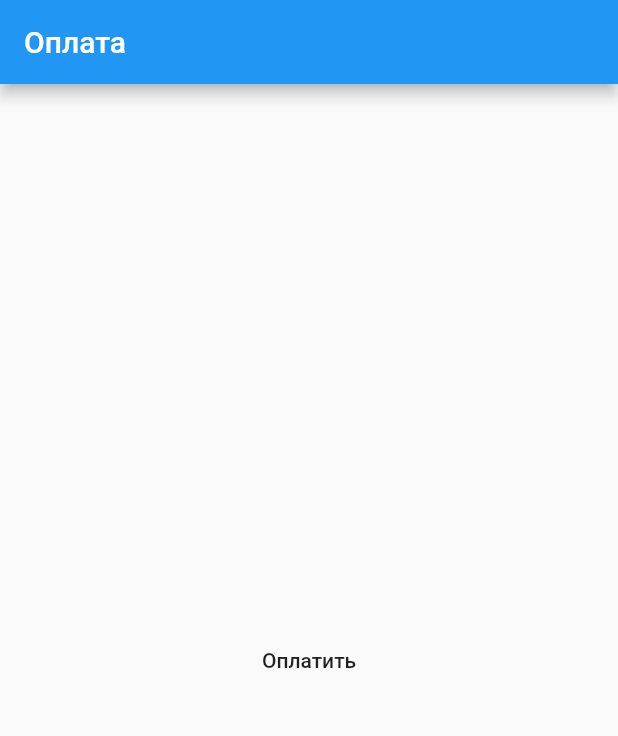
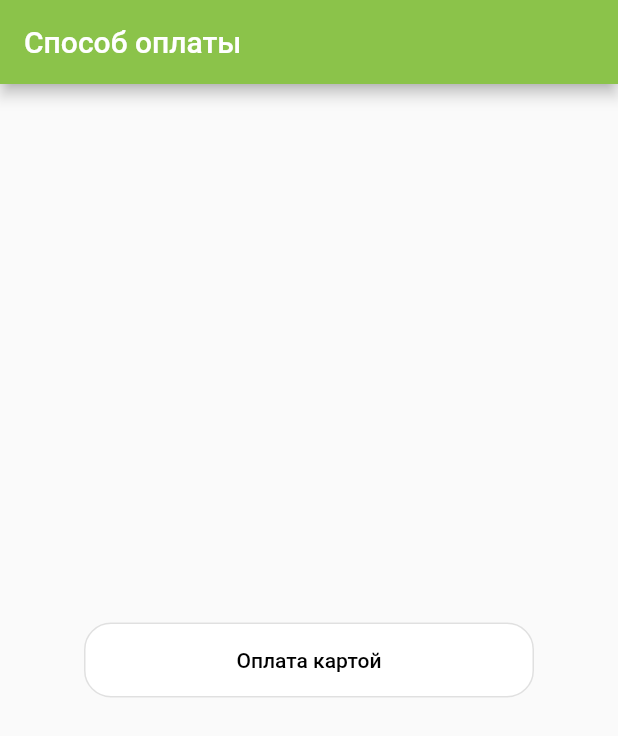
Before and after one commit to MILkgiFter/flutter-project-payment-page, a Flutter app: the screen it shows after launch, on a phone screen of 412 x 824 dp. Shown: the top 736 px of the screen. Run offline on Flutter 3.47's test engine with Material 2 defaults, Android fonts, the phone set to English and light mode, and no system bars.

Commit message:
ya daun tupoy

```diff
--- a/lib/main.dart
+++ b/lib/main.dart
@@ -1,70 +1,167 @@
 import 'package:flutter/material.dart';
-import 'package:flutter_braintree/flutter_braintree.dart';
 
+void main() {
+  runApp(MyApp());
+}
+class MyAlertDialogTheme {
+  static final ThemeData theme = ThemeData(
+    dialogTheme: DialogTheme(
+      backgroundColor: Colors.white, // цвет фона
+      titleTextStyle: TextStyle(color: Colors.black), // цвет текста заголовка
+      contentTextStyle: TextStyle(color: Colors.black), // цвет текста содержимого
+    ),
 
-void main() => runApp(MyApp());
+  );
+}
 
 class MyApp extends StatelessWidget {
   @override
   Widget build(BuildContext context) {
     return MaterialApp(
-      title: 'Braintree Payment Demo',
-      home: PaymentPage(),
+      theme: MyAlertDialogTheme.theme,
+      title: 'Пример приложения',
+      home: MyHomePage(),
     );
   }
 }
 
-class PaymentPage extends StatefulWidget {
+class MyHomePage extends StatefulWidget {
+  const MyHomePage({Key? key}) : super(key: key);
+
   @override
-  _PaymentPageState createState() => _PaymentPageState();
+  _MyHomePageState createState() => _MyHomePageState();
 }
 
-class _PaymentPageState extends State<PaymentPage> {
-  @override
-  void initState() {
-    super.initState();
-    initBraintreePayment();
-  }
+class _MyHomePageState extends State<MyHomePage> {
+  bool _isDialogVisible = false;
 
-  Future<void> initBraintreePayment() async {
-    await FlutterBraintree.initialize('sandbox_8hw2fynb_5r8rv5ztbjkbvc2j');
-  }
+  void _showDialog() {
+    showDialog(
 
-  Future<void> handleBraintreePayment() async {
-    var request = BraintreeDropInRequest(
-      tokenizationKey: 'sandbox_8hw2fynb_5r8rv5ztbjkbvc2j',
-      collectDeviceData: true,
-      googlePaymentRequest: BraintreeGooglePaymentRequest(
-        totalPrice: '10.00',
-        currencyCode: 'USD',
-        billingAddressRequired: false,
-      ),
-      paypalRequest: BraintreePayPalRequest(
-        amount: '10.00',
-        currencyCode: 'USD',
-      ),
-    );
-    BraintreeDropInResult result = await FlutterBraintree.dropInResult(request);
-    if (result != null) {
-      print(result.paymentMethodNonce.nonce);
-      // Отправьте nonce на сервер для обработки платежа
-    }
+      context: context,
+      builder: (BuildContext context) {
+        return AlertDialog(
+          shape: RoundedRectangleBorder(
+            borderRadius: BorderRadius.circular(10),
+          ),
+          title: Text("Страница оплаты"),
+          content: Column(
+            mainAxisSize: MainAxisSize.min,
+            children: [
+              TextFormField(
+                decoration: InputDecoration(
+                  border: OutlineInputBorder(
+                    borderRadius: BorderRadius.circular(10),
+                  ),
+                  hintText: "Номер карты",
+                ),
+              ),
+              SizedBox(height: 10),
+              Row(
+                mainAxisAlignment: MainAxisAlignment.spaceBetween,
+                children: [
+                  Expanded(
+                    child: TextFormField(
+                      decoration: InputDecoration(
+                        border: OutlineInputBorder(
+                          borderRadius: BorderRadius.circular(10),
+                        ),
+                        hintText: "MM/YY",
+                      ),
+                    ),
+                  ),
+                  SizedBox(width: 10),
+                  Expanded(
+                    child: TextFormField(
+                      decoration: InputDecoration(
+                        border: OutlineInputBorder(
+                          borderRadius: BorderRadius.circular(10),
+                        ),
+                        hintText: "CVV",
+                      ),
+                    ),
+                  ),
+                ],
+              ),
+            ],
+          ),
+
+
+          actions: [
+            TextButton(
+              child: Text("Отмена"),
+              onPressed: () {
+                setState(() {
+                  _isDialogVisible = false;
+                });
+                Navigator.of(context).pop();
+              },
+            ),
+            TextButton(
+              child: Text("Подтвердить"),
+              onPressed: () {
+                // Действия при подтверждении
+                setState(() {
+                  _isDialogVisible = false;
+                });
+                Navigator.of(context).pop();
+              },
+            ),
+          ],
+        );
+      },
+    ).then((value) {
+      // Обработка результата
+      print("Dialog result: $value");
+    });
+
+    setState(() {
+      _isDialogVisible = true;
+    });
   }
 
   @override
   Widget build(BuildContext context) {
     return Scaffold(
       appBar: AppBar(
-        title: Text('Оплата'),
+        title: Text("Способ оплаты"),
+        backgroundColor: Colors.lightGreen,
       ),
       body: Center(
-        child: FlatButton(
-          onPressed: () async {
-            await handleBraintreePayment();
-          },
-          child: Text('Оплатить'),
+        child: Column(
+          mainAxisAlignment: MainAxisAlignment.center,
+          children: [
+            OutlinedButton (
+              child: Text("Оплата картой"),
+              onPressed: () {
+                _showDialog();
+              },
+              style: ButtonStyle(
+                backgroundColor: MaterialStateProperty.all<Color>(Colors.white),
+                foregroundColor: MaterialStateProperty.all<Color>(Colors.black),
+                minimumSize: MaterialStateProperty.all<Size>(Size(300, 50)),
+                padding: MaterialStateProperty.all<EdgeInsets>(EdgeInsets.all(5)),
+                shape: MaterialStateProperty.all<RoundedRectangleBorder>(
+                    RoundedRectangleBorder(
+                      borderRadius: BorderRadius.circular(18.0),
+                      side: BorderSide(color: Colors.grey),
+                    )
+                ),
+              ),
+            ),
+            if (_isDialogVisible)
+              Container(
+                width: double.infinity,
+                height: double.infinity,
+                color: Colors.black54,
+                child: Center(
+                  child: CircularProgressIndicator(),
+                ),
+              ),
+          ],
         ),
       ),
     );
   }
+
 }
--- a/pubspec.yaml
+++ b/pubspec.yaml
@@ -30,7 +30,7 @@ environment:
 dependencies:
   flutter:
     sdk: flutter
-  flutter_braintree: ^3.0.0
+
 
   # The following adds the Cupertino Icons font to your application.
   # Use with the CupertinoIcons class for iOS style icons.
```
Also changed, not shown: pubspec.lock.
